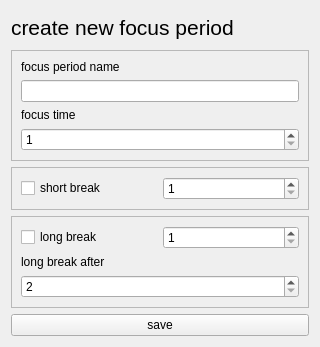
This is ui/add_and_edit_period.ui in dop14/monkmode as Qt 5 draws it before an edit. The edited form follows.
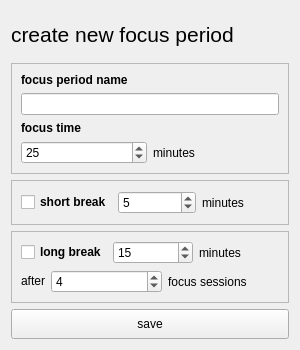
This is the edited form.

Patch:
```diff
--- a/ui/add_and_edit_period.ui
+++ b/ui/add_and_edit_period.ui
@@ -6,10 +6,16 @@
    <rect>
     <x>0</x>
     <y>0</y>
-    <width>320</width>
-    <height>347</height>
+    <width>300</width>
+    <height>350</height>
    </rect>
   </property>
+  <property name="maximumSize">
+   <size>
+    <width>300</width>
+    <height>350</height>
+   </size>
+  </property>
   <property name="windowTitle">
    <string>Form</string>
   </property>
@@ -37,6 +43,11 @@
      <layout class="QVBoxLayout" name="verticalLayout">
       <item>
        <widget class="QLabel" name="focus_name_label">
+        <property name="font">
+         <font>
+          <bold>true</bold>
+         </font>
+        </property>
         <property name="text">
          <string>focus period name</string>
         </property>
@@ -47,20 +58,42 @@
       </item>
       <item>
        <widget class="QLabel" name="focus_time_label">
+        <property name="font">
+         <font>
+          <bold>true</bold>
+         </font>
+        </property>
         <property name="text">
          <string>focus time</string>
         </property>
        </widget>
       </item>
       <item>
+       <layout class="QHBoxLayout" name="horizontalLayout_3">
+        <item>
        <widget class="QSpinBox" name="focus_time_spinbox">
+          <property name="prefix">
+           <string/>
+          </property>
         <property name="minimum">
          <number>1</number>
         </property>
         <property name="maximum">
          <number>1000</number>
         </property>
-       </widget>
+          <property name="value">
+           <number>25</number>
+          </property>
+         </widget>
+        </item>
+        <item>
+         <widget class="QLabel" name="label">
+          <property name="text">
+           <string>minutes</string>
+          </property>
+         </widget>
+        </item>
+       </layout>
       </item>
      </layout>
     </widget>
@@ -73,9 +106,16 @@
      <property name="frameShadow">
       <enum>QFrame::Shadow::Raised</enum>
      </property>
+     <layout class="QVBoxLayout" name="verticalLayout_4">
+      <item>
      <layout class="QHBoxLayout" name="horizontalLayout">
       <item>
        <widget class="QCheckBox" name="short_break_checkbox">
+          <property name="font">
+           <font>
+            <bold>true</bold>
+           </font>
+          </property>
         <property name="text">
          <string>short break</string>
         </property>
@@ -89,7 +129,19 @@
         <property name="maximum">
          <number>100</number>
         </property>
-       </widget>
+          <property name="value">
+           <number>5</number>
+          </property>
+         </widget>
+        </item>
+        <item>
+         <widget class="QLabel" name="short_break_minutes_label">
+          <property name="text">
+           <string>minutes</string>
+          </property>
+         </widget>
+        </item>
+       </layout>
       </item>
      </layout>
     </widget>
@@ -107,6 +159,11 @@
        <layout class="QHBoxLayout" name="horizontalLayout_2">
         <item>
          <widget class="QCheckBox" name="long_break_checkbox">
+          <property name="font">
+           <font>
+            <bold>true</bold>
+           </font>
+          </property>
           <property name="text">
            <string>long break</string>
           </property>
@@ -114,38 +171,107 @@
         </item>
         <item>
          <widget class="QSpinBox" name="long_break_spinbox">
+          <property name="sizePolicy">
+           <sizepolicy hsizetype="Minimum" vsizetype="Fixed">
+            <horstretch>0</horstretch>
+            <verstretch>0</verstretch>
+           </sizepolicy>
+          </property>
+          <property name="minimumSize">
+           <size>
+            <width>0</width>
+            <height>0</height>
+           </size>
+          </property>
           <property name="minimum">
            <number>1</number>
           </property>
           <property name="maximum">
            <number>100</number>
           </property>
+          <property name="value">
+           <number>15</number>
+          </property>
+         </widget>
+        </item>
+        <item>
+         <widget class="QLabel" name="long_break_minutes_label">
+          <property name="text">
+           <string>minutes</string>
+          </property>
          </widget>
         </item>
        </layout>
       </item>
+      <item>
+       <layout class="QHBoxLayout" name="horizontalLayout_4">
+        <property name="sizeConstraint">
+         <enum>QLayout::SizeConstraint::SetDefaultConstraint</enum>
+        </property>
       <item>
        <widget class="QLabel" name="long_break_after_label">
+          <property name="sizePolicy">
+           <sizepolicy hsizetype="Fixed" vsizetype="Fixed">
+            <horstretch>0</horstretch>
+            <verstretch>0</verstretch>
+           </sizepolicy>
+          </property>
+          <property name="minimumSize">
+           <size>
+            <width>0</width>
+            <height>0</height>
+           </size>
+          </property>
         <property name="text">
-         <string>long break after</string>
+           <string>after</string>
         </property>
        </widget>
       </item>
       <item>
        <widget class="QSpinBox" name="long_break_after_spinbox">
+          <property name="sizePolicy">
+           <sizepolicy hsizetype="Minimum" vsizetype="Fixed">
+            <horstretch>0</horstretch>
+            <verstretch>0</verstretch>
+           </sizepolicy>
+          </property>
         <property name="minimum">
          <number>2</number>
         </property>
         <property name="maximum">
          <number>100</number>
         </property>
-       </widget>
+          <property name="value">
+           <number>4</number>
+          </property>
+         </widget>
+        </item>
+        <item>
+         <widget class="QLabel" name="focus_sessions_label">
+          <property name="sizePolicy">
+           <sizepolicy hsizetype="Preferred" vsizetype="Preferred">
+            <horstretch>0</horstretch>
+            <verstretch>0</verstretch>
+           </sizepolicy>
+          </property>
+          <property name="text">
+           <string>focus sessions</string>
+          </property>
+         </widget>
+        </item>
+       </layout>
       </item>
      </layout>
     </widget>
    </item>
    <item>
     <widget class="QPushButton" name="save_btn">
+     <property name="minimumSize">
+      <size>
+       <width>0</width>
+       <height>30</height>
+      </size>
+     </property>
      <property name="text">
       <string>save</string>
      </property>
```
Lines whose indentation alone changed are shown as unchanged.
